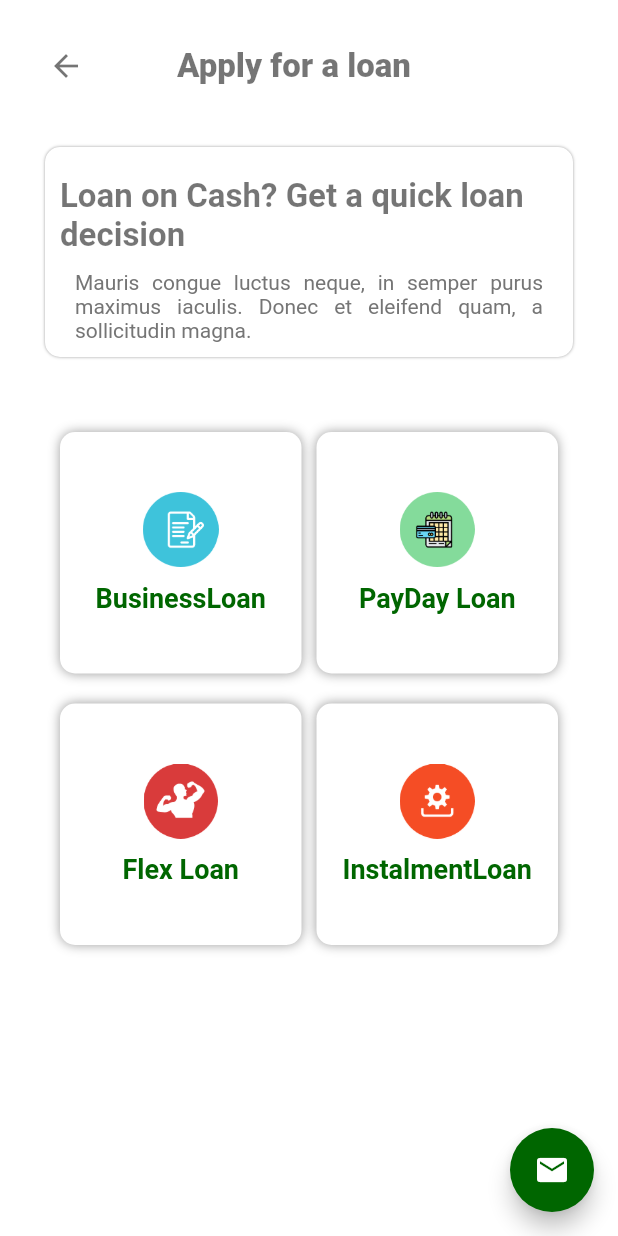
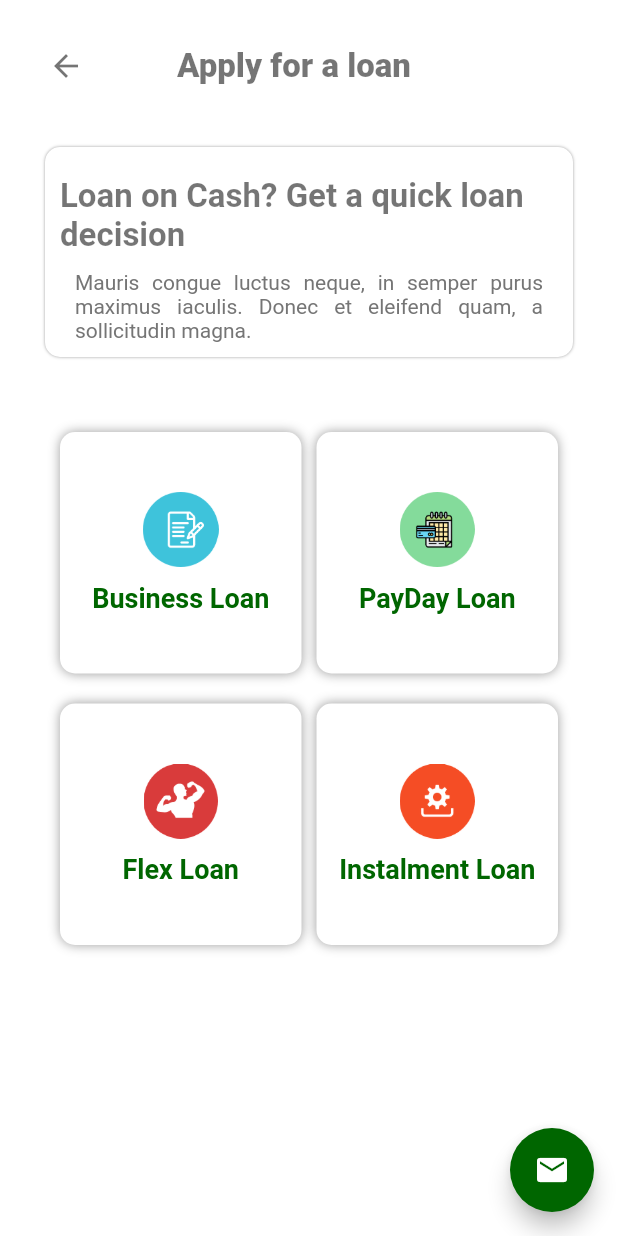
Before and after one commit to ali-shahKust/Sameed_loanApp, a Flutter app: the ApplyLoan screen opened directly, on a phone screen of 412 x 824 dp. Run offline on Flutter 3.47's test engine with Material 2 defaults, Android fonts, the phone set to English and light mode, and no system bars.

Commit message:
Spelling Fix

```diff
--- a/lib/HomePage.dart
+++ b/lib/HomePage.dart
@@ -103,7 +103,7 @@ class _LoanHomePageState extends State<LoanHomePage> {
                         Padding(
                           padding: const EdgeInsets.symmetric(horizontal: 30,vertical: 20.0),
                           child: Center(
-                            child: Text('Deshboard',
+                            child: Text('Dashboard',
                                 style: TextStyle(
                                     fontSize: 32,
                                     fontWeight: FontWeight.w900,
--- a/lib/applyloanpage.dart
+++ b/lib/applyloanpage.dart
@@ -161,11 +161,11 @@ class _ApplyLoanState extends State<ApplyLoan> {
                     mainAxisSpacing: 20,
                     crossAxisSpacing: 10,
                     children: <Widget>[
-                      cards('images/g5.png', 'BusinessLoan'),
+                      cards('images/g5.png', 'Business Loan'),
                       cards('images/g2.png', 'PayDay Loan'),
                       cards('images/g3.png', 'Flex Loan'),
                       cards(
-                          'images/g4.png', 'InstalmentLoan'),
+                          'images/g4.png', 'Instalment Loan'),
                     ],
                   ),
                 ),
```
